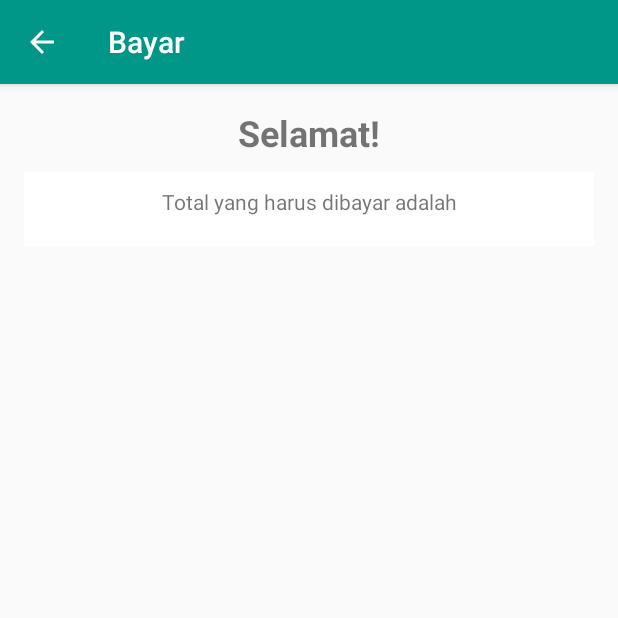
After one commit to nadhirfr/CariBuku, an Android app: the Bayar screen opened directly, with no data from a screen before it, on a phone screen of 412 x 824 dp, the top half of it. The commit adds this screen. Run offline under Robolectric (Android 15) with nearby library versions, the phone set to English and light mode, and no system bars.

Commit message:
tambahi activity bayar

```diff
--- a/app/src/main/AndroidManifest.xml
+++ b/app/src/main/AndroidManifest.xml
@@ -1,17 +1,17 @@
 <?xml version="1.0" encoding="utf-8"?>
 <manifest xmlns:android="http://schemas.android.com/apk/res/android"
-    package="com.fana.caribuku" >
+    package="com.fana.caribuku">
 
     <application
         android:allowBackup="true"
         android:icon="@mipmap/ic_launcher"
         android:label="@string/app_name"
         android:supportsRtl="true"
-        android:theme="@style/AppTheme" >
+        android:theme="@style/AppTheme">
         <activity
             android:name=".activity.HalamanDepan"
             android:label="@string/app_name"
-            android:theme="@style/AppTheme.NoActionBar" >
+            android:theme="@style/AppTheme.NoActionBar">
             <intent-filter>
                 <action android:name="android.intent.action.MAIN" />
 
@@ -22,7 +22,7 @@
             android:name=".activity.DetailBuku"
             android:label="@string/title_activity_detail_buku"
             android:parentActivityName=".activity.HalamanDepan"
-            android:theme="@style/AppTheme.NoActionBar" >
+            android:theme="@style/AppTheme.NoActionBar">
             <meta-data
                 android:name="android.support.PARENT_ACTIVITY"
                 android:value=".activity.HalamanDepan" />
@@ -31,11 +31,20 @@
             android:name=".activity.Keranjang"
             android:label="@string/title_activity_keranjang"
             android:parentActivityName=".activity.DetailBuku"
-            android:theme="@style/AppTheme.NoActionBar" >
+            android:theme="@style/AppTheme.NoActionBar">
             <meta-data
                 android:name="android.support.PARENT_ACTIVITY"
                 android:value=".activity.DetailBuku" />
         </activity>
+        <activity
+            android:name=".activity.Bayar"
+            android:label="@string/title_activity_bayar"
+            android:parentActivityName=".activity.Keranjang"
+            android:theme="@style/AppTheme.NoActionBar">
+            <meta-data
+                android:name="android.support.PARENT_ACTIVITY"
+                android:value="com.fana.caribuku.activity.Keranjang" />
+        </activity>
     </application>
 
 </manifest>
--- /dev/null
+++ b/app/src/main/java/com/fana/caribuku/activity/Bayar.java
@@ -0,0 +1,24 @@
+package com.fana.caribuku.activity;
+
+import android.os.Bundle;
+import android.support.design.widget.FloatingActionButton;
+import android.support.design.widget.Snackbar;
+import android.support.v7.app.AppCompatActivity;
+import android.support.v7.widget.Toolbar;
+import android.view.View;
+
+import com.fana.caribuku.R;
+
+public class Bayar extends AppCompatActivity {
+
+    @Override
+    protected void onCreate(Bundle savedInstanceState) {
+        super.onCreate(savedInstanceState);
+        setContentView(R.layout.activity_bayar);
+        Toolbar toolbar = (Toolbar) findViewById(R.id.toolbar);
+        setSupportActionBar(toolbar);
+
+        getSupportActionBar().setDisplayHomeAsUpEnabled(true);
+    }
+
+}
--- /dev/null
+++ b/app/src/main/res/layout/activity_bayar.xml
@@ -0,0 +1,28 @@
+<?xml version="1.0" encoding="utf-8"?>
+<android.support.design.widget.CoordinatorLayout xmlns:android="http://schemas.android.com/apk/res/android"
+    xmlns:app="http://schemas.android.com/apk/res-auto"
+    xmlns:tools="http://schemas.android.com/tools"
+    android:layout_width="match_parent"
+    android:layout_height="match_parent"
+    android:fitsSystemWindows="true"
+    tools:context="com.fana.caribuku.activity.Bayar">
+
+    <android.support.design.widget.AppBarLayout
+        android:layout_width="match_parent"
+        android:layout_height="wrap_content"
+        android:theme="@style/AppTheme.AppBarOverlay">
+
+        <android.support.v7.widget.Toolbar
+            android:id="@+id/toolbar"
+            android:layout_width="match_parent"
+            android:layout_height="?attr/actionBarSize"
+            android:background="?attr/colorPrimary"
+            app:popupTheme="@style/AppTheme.PopupOverlay" />
+
+    </android.support.design.widget.AppBarLayout>
+
+    <include layout="@layout/content_bayar" />
+
+
+
+</android.support.design.widget.CoordinatorLayout>
--- /dev/null
+++ b/app/src/main/res/layout/content_bayar.xml
@@ -0,0 +1,42 @@
+<?xml version="1.0" encoding="utf-8"?>
+<LinearLayout xmlns:android="http://schemas.android.com/apk/res/android"
+    xmlns:app="http://schemas.android.com/apk/res-auto"
+    xmlns:tools="http://schemas.android.com/tools"
+    android:layout_width="match_parent"
+    android:orientation="vertical"
+    android:layout_height="match_parent"
+    android:paddingBottom="@dimen/activity_vertical_margin"
+    android:paddingLeft="@dimen/activity_horizontal_margin"
+    android:paddingRight="@dimen/activity_horizontal_margin"
+    android:paddingTop="@dimen/activity_vertical_margin"
+    app:layout_behavior="@string/appbar_scrolling_view_behavior"
+    tools:context="com.fana.caribuku.activity.Bayar"
+    tools:showIn="@layout/activity_bayar">
+<TextView
+    android:layout_width="match_parent"
+    android:layout_height="wrap_content"
+    android:text="Selamat!"
+    android:textStyle="bold"
+    android:textSize="24dp"
+    android:gravity="center"/>
+    <LinearLayout
+        android:padding="10dp"
+        android:background="#FFF"
+        android:layout_marginTop="10dp"
+        android:layout_width="match_parent"
+        android:layout_height="wrap_content">
+        <TextView
+            android:layout_width="match_parent"
+            android:layout_height="wrap_content"
+            android:text="Total yang harus dibayar adalah"
+            android:gravity="center"/>
+        <TextView
+            android:id="@+id/tv_bayar_harga"
+            android:layout_width="match_parent"
+            android:layout_height="wrap_content"
+            android:layout_marginTop="10dp"
+
+            />
+
+    </LinearLayout>
+</LinearLayout>
--- a/app/src/main/res/values/strings.xml
+++ b/app/src/main/res/values/strings.xml
@@ -11,4 +11,5 @@
     <string name="desc">Bagian Ini di isi Alamat\n
                             Alamat: Jalan Raya no.5\nKota Jakarta\n\n
                             \n\n</string>
+    <string name="title_activity_bayar">Bayar</string>
 </resources>
```
